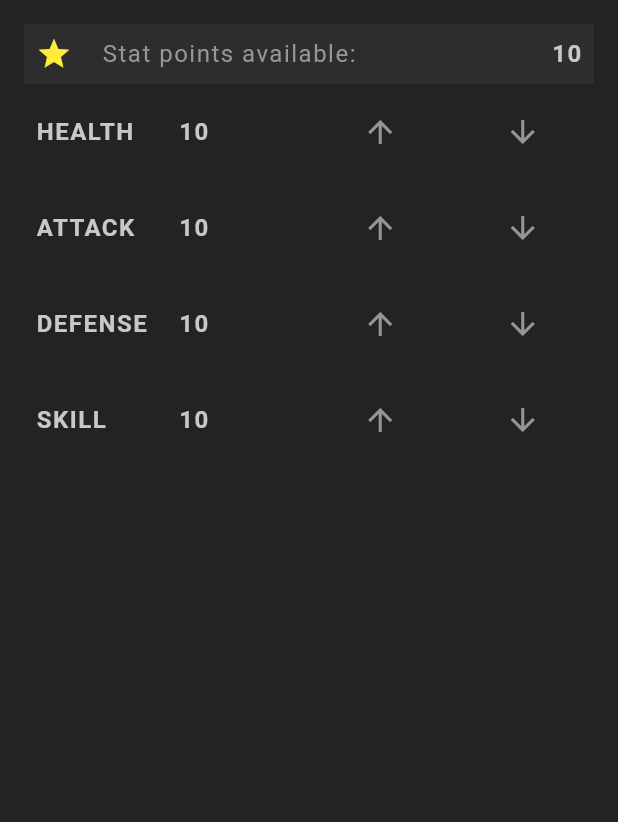
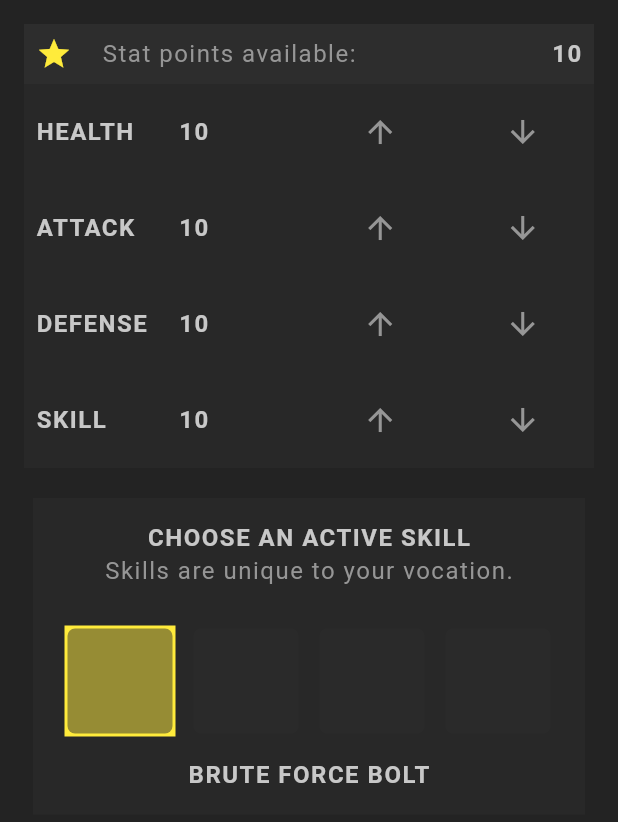
Before and after one commit to chaudhuree/Flutter-Codes, a Flutter app: the StatsTable widget shown alone on an empty page, opened directly with sample values from the repository, on a phone screen of 412 x 824 dp. Shown: the top 822 px of the screen. Run offline on Flutter 3.47's test engine with Material 3 defaults, Android fonts, the phone set to English and light mode, and no system bars; our stand-ins replace flutter_screenutil, google_fonts; Roboto replaces fonts that are missing (Kanit).

Commit message:
feat: add stats table and skill list components for character profile screen

```diff
--- /dev/null
+++ b/flutter_rpg/lib/screens/profile/skill_list.dart
@@ -0,0 +1,86 @@
+import 'package:flutter/material.dart';
+import 'package:flutter_rpg/models/character.dart';
+import 'package:flutter_rpg/models/skill.dart';
+import 'package:flutter_rpg/shared/styled_text.dart';
+import 'package:flutter_rpg/theme.dart';
+
+class SkillList extends StatefulWidget {
+  const SkillList(this.character, {super.key});
+
+  final Character character;
+
+  @override
+  State<SkillList> createState() => _SkillListState();
+}
+
+class _SkillListState extends State<SkillList> {
+  late List<Skill> availableSkills;
+  late Skill selectedSkill;
+
+  @override
+  void initState() {
+    availableSkills = allSkills.where((skill) {
+      return skill.vocation == widget.character.vocation;
+    }).toList();
+
+    if (widget.character.skills.isEmpty) {
+      selectedSkill = availableSkills[0];
+    }
+    if (widget.character.skills.isNotEmpty) {
+      selectedSkill = widget.character.skills.first;
+    }
+
+    super.initState();
+  }
+
+  @override
+  Widget build(BuildContext context) {
+    return Container(
+      padding: const EdgeInsets.all(16),
+      decoration: BoxDecoration(
+        color: AppColors.secondaryColor.withValues(alpha: 0.5),
+      ),
+      child: Column(
+        children: [
+          const StyledHeading('Choose an active skill'),
+          const StyledText('Skills are unique to your vocation.'),
+          const SizedBox(height: 20),
+
+          SingleChildScrollView(
+            scrollDirection: Axis.horizontal,
+            child: Row(
+              mainAxisAlignment: MainAxisAlignment.center,
+              children: availableSkills.map((skill) {
+                return Container(
+                  margin: const EdgeInsets.all(5),
+                  padding: const EdgeInsets.all(2),
+                  color: skill == selectedSkill
+                      ? Colors.yellow
+                      : Colors.transparent,
+                  child: GestureDetector(
+                    onTap: () {
+                      setState(() {
+                        widget.character.updateSkills(skill);
+                        selectedSkill = skill;
+                      });
+                    },
+                    child: Container(
+                      width: 70,
+                      height: 70,
+                      decoration: BoxDecoration(
+                        color: AppColors.secondaryColor.withValues(alpha: 0.5),
+                        borderRadius: BorderRadius.circular(5),
+                      ),
+                    ),
+                  ),
+                );
+              }).toList(),
+            ),
+          ),
+          const SizedBox(height: 10),
+          StyledHeading(selectedSkill.name),
+        ],
+      ),
+    );
+  }
+}
--- a/flutter_rpg/lib/screens/profile/stats_table.dart
+++ b/flutter_rpg/lib/screens/profile/stats_table.dart
@@ -1,5 +1,6 @@
 import 'package:flutter/material.dart';
 import 'package:flutter_rpg/models/character.dart';
+import 'package:flutter_rpg/screens/profile/skill_list.dart';
 import 'package:flutter_rpg/shared/styled_text.dart';
 import 'package:flutter_rpg/theme.dart';
 
@@ -43,6 +44,9 @@ class _StatsTableState extends State<StatsTable> {
           Table(
             children: widget.character!.statsAsFormattedList.map((stat) {
               return TableRow(
+                decoration: BoxDecoration(
+                  color: AppColors.secondaryColor.withValues(alpha: 0.5),
+                ),
                 children: [
                   // stat title
                   TableCell(
@@ -100,6 +104,10 @@ class _StatsTableState extends State<StatsTable> {
               );
             }).toList(),
           ),
+
+          // skill list
+          const SizedBox(height: 20),
+          SkillList(widget.character!),
         ],
       ),
     );
```
